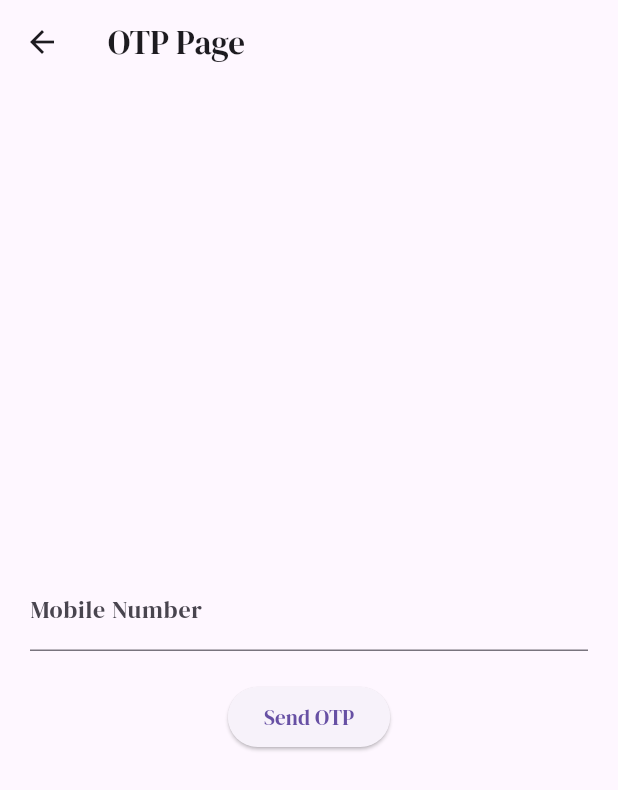
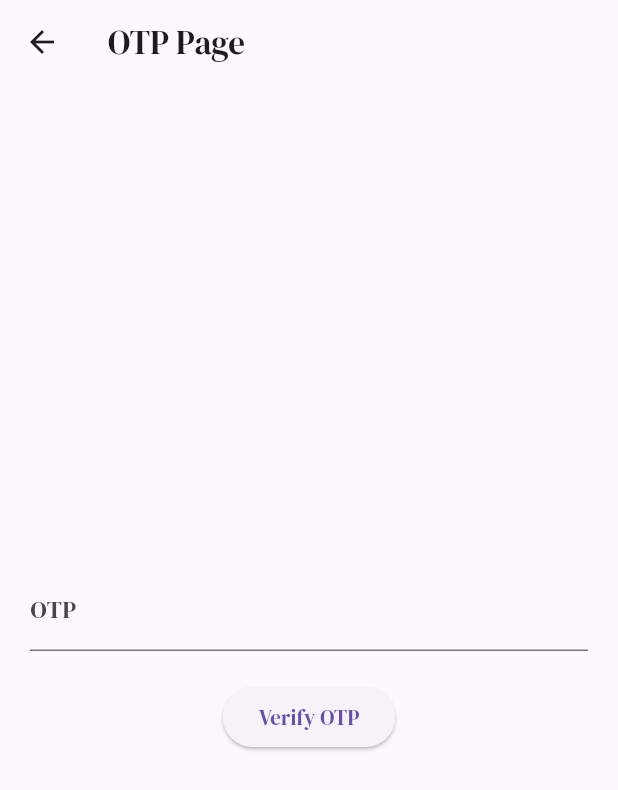
Before and after one commit to sahadcmd/flutter_task_code, a Flutter app: the OTPPage screen opened directly, on a phone screen of 412 x 824 dp. Shown: the top 790 px of the screen. Run offline on Flutter 3.47's test engine with Material 3 defaults, Android fonts, the phone set to English and light mode, and no system bars; our stand-ins replace google_fonts, shared_preferences; accounts and stored records are empty; network calls fail.

Commit message:
change otp page ui

```diff
--- a/lib/otp_page.dart
+++ b/lib/otp_page.dart
@@ -10,13 +10,10 @@ class OTPPage extends StatefulWidget {
 
 class _OTPPageState extends State<OTPPage> {
   final GlobalKey<FormState> _formKey = GlobalKey<FormState>();
-  final TextEditingController _mobileController = TextEditingController();
   final TextEditingController _otpController = TextEditingController();
-  bool _isMobileInputStage = true;
 
   @override
   void dispose() {
-    _mobileController.dispose();
     _otpController.dispose();
     super.dispose();
   }
@@ -29,44 +26,7 @@ class _OTPPageState extends State<OTPPage> {
       ),
       body: Padding(
         padding: const EdgeInsets.all(20.0),
-        child:
-            _isMobileInputStage ? _buildMobileInput() : _buildOTPVerification(),
-      ),
-    );
-  }
-
-  Widget _buildMobileInput() {
-    return Form(
-      key: _formKey,
-      child: Column(
-        mainAxisAlignment: MainAxisAlignment.center,
-        children: [
-          TextFormField(
-            controller: _mobileController,
-            keyboardType: TextInputType.phone,
-            decoration: const InputDecoration(
-              labelText: 'Mobile Number',
-              hintText: 'Enter your mobile number',
-            ),
-            validator: (value) {
-              if (value == null || value.isEmpty) {
-                return 'Please enter mobile number';
-              }
-              return null;
-            },
-          ),
-          const SizedBox(height: 20),
-          ElevatedButton(
-            onPressed: () {
-              if (_formKey.currentState!.validate()) {
-                setState(() {
-                  _isMobileInputStage = false;
-                });
-              }
-            },
-            child: const Text('Send OTP'),
-          ),
-        ],
+        child: _buildOTPVerification(),
       ),
     );
   }
@@ -104,7 +64,7 @@ class _OTPPageState extends State<OTPPage> {
   void _verifyOTP() {
     if (_formKey.currentState!.validate()) {
       // Perform OTP verification here
-      // Add your OTP verification logic here]
+      // Add your OTP verification logic here
     }
   }
 }
```
